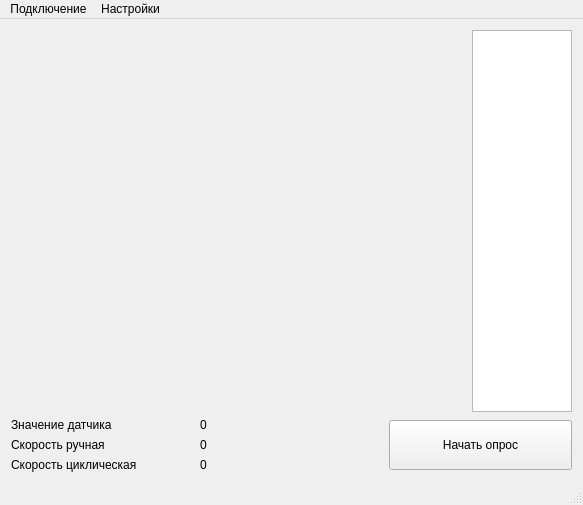
The window that level_gage_test/mainwindow.ui (nowhard/LEVEL_GAGE_TEST_QT) describes before a commit, drawn with Qt 5.
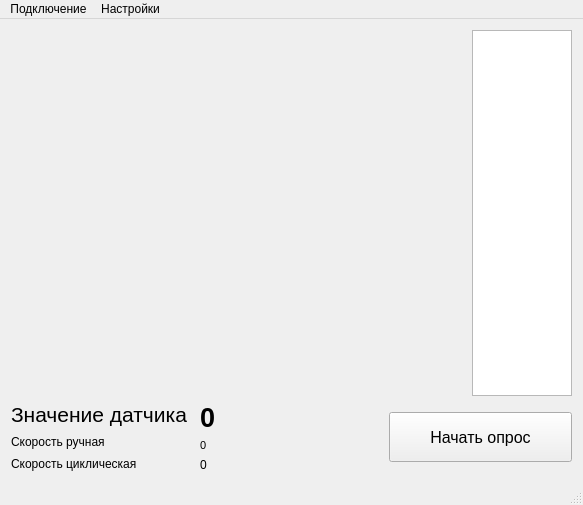
The same window after the commit. Icons and pictures are not drawn. Custom widgets are drawn as their Qt base class.

Patch:
```diff
--- a/level_gage_test/mainwindow.ui
+++ b/level_gage_test/mainwindow.ui
@@ -50,6 +50,11 @@
           <height>16777215</height>
          </size>
         </property>
+        <property name="font">
+         <font>
+          <pointsize>12</pointsize>
+         </font>
+        </property>
        </widget>
       </item>
      </layout>
@@ -60,6 +65,11 @@
        <layout class="QVBoxLayout" name="verticalLayout_2">
         <item>
          <widget class="QLabel" name="sensor_value_label">
+          <property name="font">
+           <font>
+            <pointsize>16</pointsize>
+           </font>
+          </property>
           <property name="text">
            <string>Значение датчика</string>
           </property>
@@ -85,6 +95,13 @@
        <layout class="QVBoxLayout" name="verticalLayout_3">
         <item>
          <widget class="QLabel" name="sensor">
+          <property name="font">
+           <font>
+            <pointsize>20</pointsize>
+            <weight>75</weight>
+            <bold>true</bold>
+           </font>
+          </property>
           <property name="text">
            <string>0</string>
           </property>
@@ -92,6 +109,11 @@
         </item>
         <item>
          <widget class="QLabel" name="pot_1">
+          <property name="font">
+           <font>
+            <pointsize>8</pointsize>
+           </font>
+          </property>
           <property name="text">
            <string>0</string>
           </property>
@@ -120,6 +142,11 @@
           <height>50</height>
          </size>
         </property>
+        <property name="font">
+         <font>
+          <pointsize>12</pointsize>
+         </font>
+        </property>
         <property name="text">
          <string>Начать опрос</string>
         </property>
```
